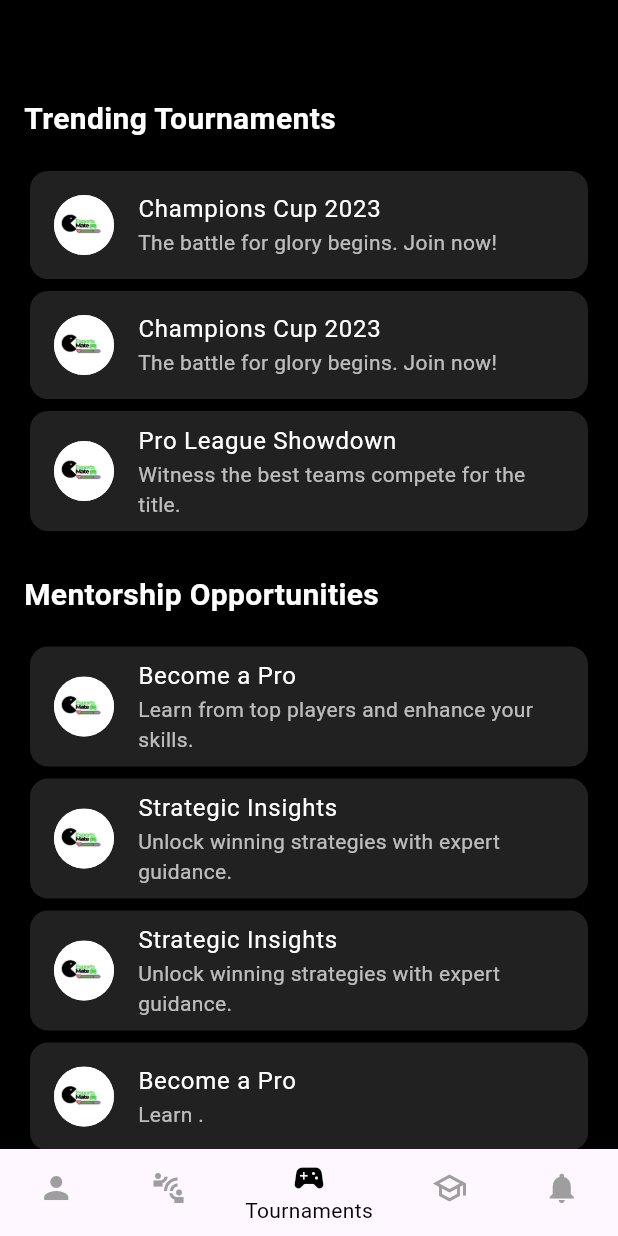
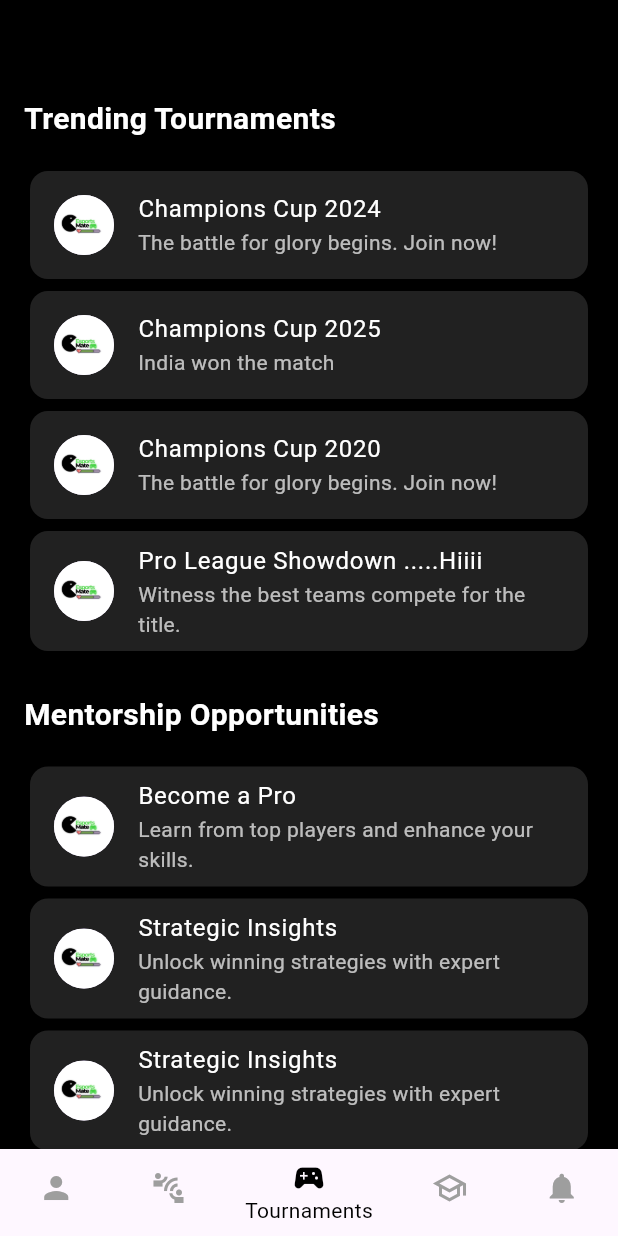
Before and after one commit to eswarchandsney/GitActions-Automation-Esportsmate, a Flutter app: the screen it shows after launch, on a phone screen of 412 x 824 dp. Run offline on Flutter 3.47's test engine with Material 3 defaults, Android fonts, the light colour scheme and no system bars; our stand-ins replace firebase_core, flutter_native_splash; accounts and stored records are empty.

Commit message:
Updated tournaments page added more cards

```diff
--- a/lib/screens/tournaments.dart
+++ b/lib/screens/tournaments.dart
@@ -53,17 +53,22 @@ class _TournamentsPageState extends State<TournamentsPage> {
               imageUrl: "assets/profile_picture.jpg",
             ),*/
             tournamentCard(
-              title: "Champions Cup 2023",
+              title: "Champions Cup 2024",
               subtitle: "The battle for glory begins. Join now!",
               imageUrl: "assets/profile_picture.jpg",
             ),
             tournamentCard(
-              title: "Champions Cup 2023",
+              title: "Champions Cup 2025",
+              subtitle: "India won the match",
+              imageUrl: "assets/profile_picture.jpg",
+            ),
+            tournamentCard(
+              title: "Champions Cup 2020",
               subtitle: "The battle for glory begins. Join now!",
               imageUrl: "assets/profile_picture.jpg",
             ),
             tournamentCard(
-              title: "Pro League Showdown",
+              title: "Pro League Showdown .....Hiiii",
               subtitle: "Witness the best teams compete for the title.",
               imageUrl: "assets/profile_picture.jpg",
             ),
```
